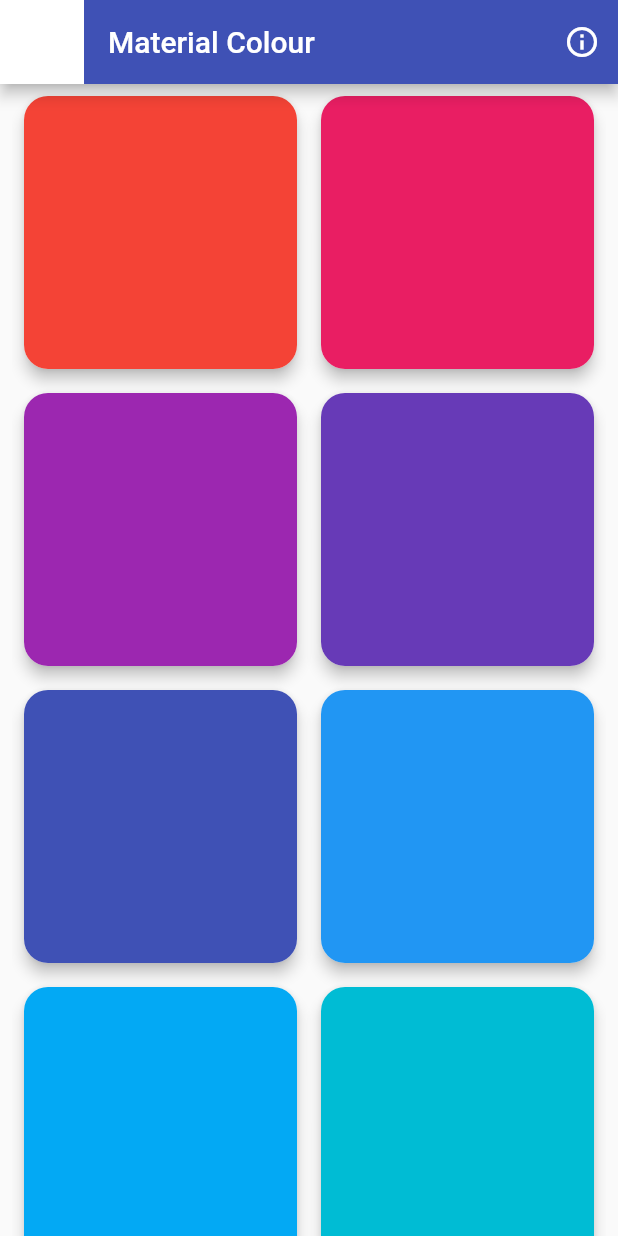
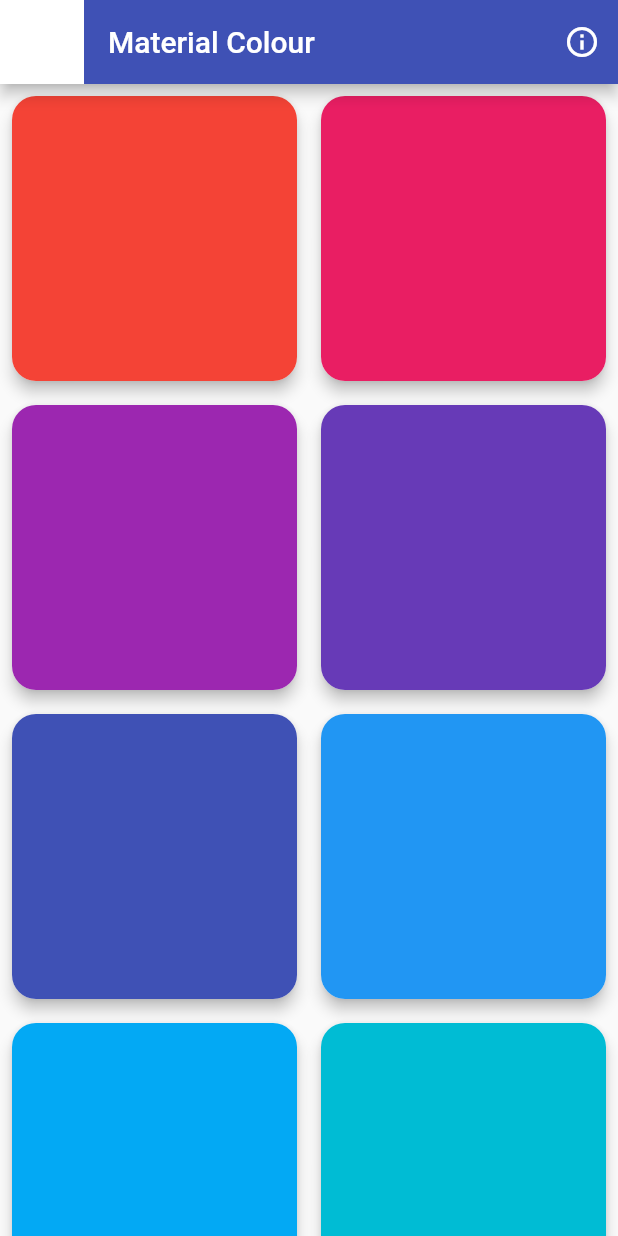
Before and after one commit to HenryQuan/flutter-material-colour, a Flutter app: the screen it shows after launch, on a phone screen of 412 x 824 dp. Run offline on Flutter 3.47's test engine with Material 2 defaults, Android fonts, the light colour scheme and no system bars.

Commit message:
add swatch for all colours

```diff
--- a/lib/core/MaterialColour.dart
+++ b/lib/core/MaterialColour.dart
@@ -6,11 +6,10 @@ import 'package:flutter/material.dart';
 /// Manage colours like Red, Blue and get 50 - 900
 class MaterialColour {
   String name;
-  Map<String, String> list;
+  var list;
   HexColour mainColour;
 
-  MaterialColour(String name) {
-    this.name = name;
+  MaterialColour(this.name) {
     this.list = ColourValues[name];
     this.mainColour = new HexColour(this.list['500']);
   }
@@ -85,7 +84,8 @@ const ColourValues = {
     'A100': '#ff8a80',
     'A200': '#ff5252',
     'A400': '#ff1744',
-    'A700': '#d50000'
+    'A700': '#d50000',
+    'Swatch': Colors.red
   },
   'Pink': {
     '50': '#fce4ec',
@@ -101,7 +101,8 @@ const ColourValues = {
     'A100': '#ff80ab',
     'A200': '#ff4081',
     'A400': '#f50057',
-    'A700': '#c51162'
+    'A700': '#c51162',
+    'Swatch': Colors.pink
   },
   'Purple': {
     '50': '#f3e5f5',
@@ -117,7 +118,8 @@ const ColourValues = {
     'A100': '#ea80fc',
     'A200': '#e040fb',
     'A400': '#d500f9',
-    'A700': '#aa00ff'
+    'A700': '#aa00ff',
+    'Swatch': Colors.purple
   },
   'Deep Purple': {
     '50': '#ede7f6',
@@ -133,7 +135,8 @@ const ColourValues = {
     'A100': '#b388ff',
     'A200': '#7c4dff',
     'A400': '#651fff',
-    'A700': '#6200ea'
+    'A700': '#6200ea',
+    'Swatch': Colors.deepPurple
   },
   'Indigo': {
     '50': '#e8eaf6',
@@ -149,7 +152,8 @@ const ColourValues = {
     'A100': '#8c9eff',
     'A200': '#536dfe',
     'A400': '#3d5afe',
-    'A700': '#304ffe'
+    'A700': '#304ffe',
+    'Swatch': Colors.indigo
   },
   'Blue': {
     '50': '#e3f2fd',
@@ -165,7 +169,8 @@ const ColourValues = {
     'A100': '#82b1ff',
     'A200': '#448aff',
     'A400': '#2979ff',
-    'A700': '#2962ff'
+    'A700': '#2962ff',
+    'Swatch': Colors.blue
   },
   'Light Blue': {
     '50': '#e1f5fe',
@@ -181,7 +186,8 @@ const ColourValues = {
     'A100': '#80d8ff',
     'A200': '#40c4ff',
     'A400': '#00b0ff',
-    'A700': '#0091ea'
+    'A700': '#0091ea',
+    'Swatch': Colors.lightBlue
   },
   'Cyan': {
     '50': '#e0f7fa',
@@ -197,7 +203,8 @@ const ColourValues = {
     'A100': '#84ffff',
     'A200': '#18ffff',
     'A400': '#00e5ff',
-    'A700': '#00b8d4'
+    'A700': '#00b8d4',
+    'Swatch': Colors.cyan
   },
   'Teal': {
     '50': '#e0f2f1',
@@ -213,7 +220,8 @@ const ColourValues = {
     'A100': '#a7ffeb',
     'A200': '#64ffda',
     'A400': '#1de9b6',
-    'A700': '#00bfa5'
+    'A700': '#00bfa5',
+    'Swatch': Colors.teal
   },
   'Green': {
     '50': '#e8f5e9',
@@ -229,7 +237,8 @@ const ColourValues = {
     'A100': '#b9f6ca',
     'A200': '#69f0ae',
     'A400': '#00e676',
-    'A700': '#00c853'
+    'A700': '#00c853',
+    'Swatch': Colors.green
   },
   'Light Green': {
     '50': '#f1f8e9',
@@ -245,7 +254,8 @@ const ColourValues = {
     'A100': '#ccff90',
     'A200': '#b2ff59',
     'A400': '#76ff03',
-    'A700': '#64dd17'
+    'A700': '#64dd17',
+    'Swatch': Colors.lightGreen
   },
   'Lime': {
     '50': '#f9fbe7',
@@ -261,7 +271,8 @@ const ColourValues = {
     'A100': '#f4ff81',
     'A200': '#eeff41',
     'A400': '#c6ff00',
-    'A700': '#aeea00'
+    'A700': '#aeea00',
+    'Swatch': Colors.lime
   },
   'Yellow': {
     '50': '#fffde7',
@@ -277,7 +288,8 @@ const ColourValues = {
     'A100': '#ffff8d',
     'A200': '#ffff00',
     'A400': '#ffea00',
-    'A700': '#ffd600'
+    'A700': '#ffd600',
+    'Swatch': Colors.yellow
   },
   'Amber': {
     '50': '#fff8e1',
@@ -293,7 +305,8 @@ const ColourValues = {
     'A100': '#ffe57f',
     'A200': '#ffd740',
     'A400': '#ffc400',
-    'A700': '#ffab00'
+    'A700': '#ffab00',
+    'Swatch': Colors.amber
   },
   'Orange': {
     '50': '#fff3e0',
@@ -309,7 +322,8 @@ const ColourValues = {
     'A100': '#ffd180',
     'A200': '#ffab40',
     'A400': '#ff9100',
-    'A700': '#ff6d00'
+    'A700': '#ff6d00',
+    'Swatch': Colors.orange
   },
   'Deep Orange': {
     '50': '#fbe9e7',
@@ -325,7 +339,8 @@ const ColourValues = {
     'A100': '#ff9e80',
     'A200': '#ff6e40',
     'A400': '#ff3d00',
-    'A700': '#dd2c00'
+    'A700': '#dd2c00',
+    'Swatch': Colors.deepOrange
   },
   'Brown': {
     '50': '#efebe9',
@@ -341,7 +356,8 @@ const ColourValues = {
     'A100': '#ece2df',
     'A200': '#cfb7af',
     'A400': '#8c6253',
-    'A700': '#533a31'
+    'A700': '#533a31',
+    'Swatch': Colors.brown
   },
   'Grey': {
     '50': '#fafafa',
@@ -357,7 +373,8 @@ const ColourValues = {
     'A100': '#ffffff',
     'A200': '#fcfcfc',
     'A400': '#adadad',
-    'A700': '#7f7f7f'
+    'A700': '#7f7f7f',
+    'Swatch': Colors.grey
   },
   'Blue Grey': {
     '50': '#eceff1',
@@ -373,6 +390,7 @@ const ColourValues = {
     'A100': '#f9fafb',
     'A200': '#ccd7dc',
     'A400': '#6e8d9b',
-    'A700': '#475c67'
+    'A700': '#475c67',
+    'Swatch': Colors.blueGrey
   }
 };
--- a/lib/page/detail.dart
+++ b/lib/page/detail.dart
@@ -52,6 +52,7 @@ class ColourPage extends StatelessWidget {
 
   @override
   Widget build(BuildContext context) {
+    print(mc.list);
     var bgColour = mc.mainColour.colour;
     var cbgColour = new HexColour(mc.list['A700']);
     var barColour = mc.mainColour.textColour;
@@ -73,7 +74,7 @@ class ColourPage extends StatelessWidget {
       body: Container(
         color: cbgColour.colour,
         child: ListView.builder(
-          itemCount: mc.list.length,
+          itemCount: scale.length,
           itemBuilder: (c, i) {
             var currKey = scale[i];
             var currColour = new HexColour(mc.list[currKey]);
--- a/lib/page/home.dart
+++ b/lib/page/home.dart
@@ -57,7 +57,6 @@ class HomePage extends StatelessWidget {
           var itemNum = max(2, min((constraint.maxWidth / 200).floor(), 7));
 
           return Container(
-            padding: EdgeInsets.only(left: 8, right: 8),
             child: GridView.count(
               crossAxisCount: itemNum,
               children: list.map((mc) {
```
